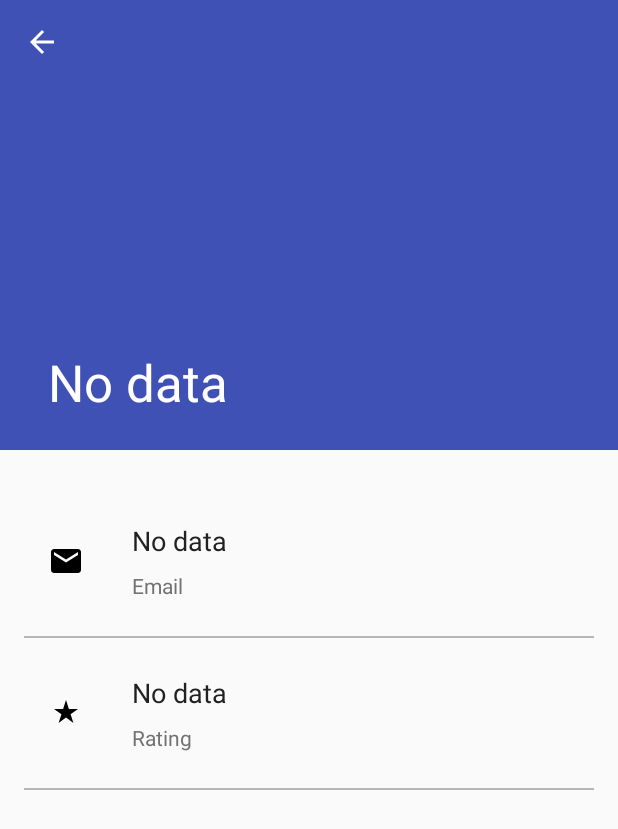
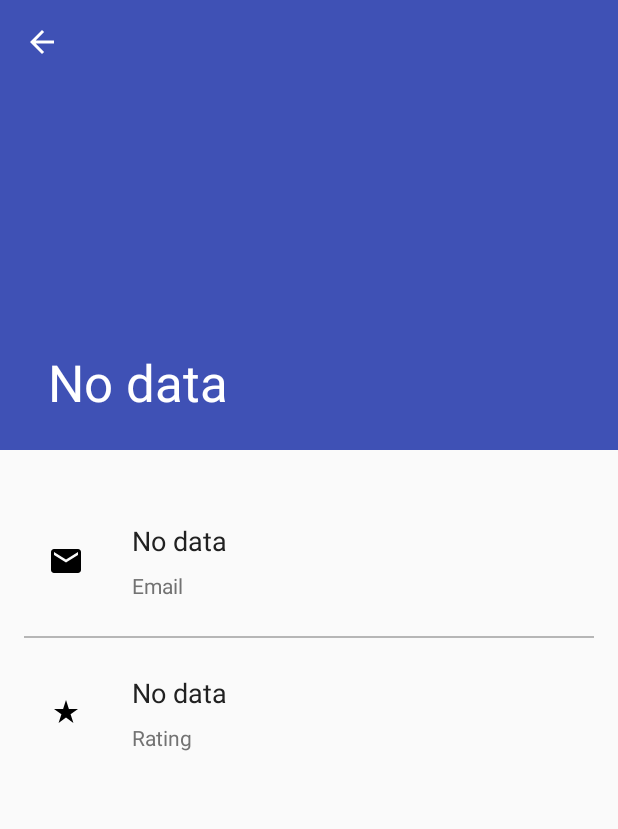
Before and after one commit to nikolan92/BuyMeADrink, an Android app: the FriendProfileActivity screen opened directly, with no data from a screen before it, on a phone screen of 412 x 824 dp. Shown: the top 829 px of the screen. Run offline under Robolectric (Android 15) with nearby library versions, the phone set to English and light mode, and no system bars; our stand-ins replace Volley.

Commit message:
FriendProfileActivity design correction

```diff
--- a/app/src/main/java/com/project/mosis/buymeadrink/SplashScreenActivity.java
+++ b/app/src/main/java/com/project/mosis/buymeadrink/SplashScreenActivity.java
@@ -40,7 +40,7 @@ public class SplashScreenActivity extends AppCompatActivity {
 
                     //TODO: send request to server or SqlLite database to get user info, then call ((MyApplication) this.getApplication()).setSomeVariable("foo");
                     ((MyAplication) SplashScreenActivity.this.getApplication()).setUser(user);
-                    //dummydata
+                    //dummy data
                     startActivity(new Intent(SplashScreenActivity.this,MainActivity.class));
                     finish();
                 }
--- a/app/src/main/res/layout/activity_friend_profile.xml
+++ b/app/src/main/res/layout/activity_friend_profile.xml
@@ -10,7 +10,7 @@
     tools:context=".FriendProfileActivity">
 
     <android.support.design.widget.AppBarLayout
-        android:layout_height="300dp"
+        android:layout_height="wrap_content"
         android:layout_width="match_parent"
         android:fitsSystemWindows="true"
         android:theme="@style/AppTheme.AppBarOverlay">
@@ -21,7 +21,7 @@
             android:layout_height="match_parent"
             android:fitsSystemWindows="true"
             app:contentScrim="?attr/colorPrimary"
-            app:layout_scrollFlags="scroll|exitUntilCollapsed">
+            app:layout_scrollFlags="scroll|exitUntilCollapsed|snap">
 
             <com.android.volley.toolbox.NetworkImageView
                 android:layout_width="match_parent"
@@ -38,7 +38,6 @@
                 android:layout_width="match_parent"
                 android:layout_height="?attr/actionBarSize"
                 app:layout_collapseMode="pin"
-                app:layout_scrollFlags="scroll|exitUntilCollapsed"
                 app:popupTheme="@style/AppTheme.PopupOverlay" />
 
         </android.support.design.widget.CollapsingToolbarLayout>
--- a/app/src/main/res/layout/content_friend_profile.xml
+++ b/app/src/main/res/layout/content_friend_profile.xml
@@ -103,7 +103,6 @@
                 android:textColor="#727272" />
 
         </RelativeLayout>
-        <include layout="@layout/item_divider" />
     </LinearLayout>
 
 </android.support.v4.widget.NestedScrollView>
```
